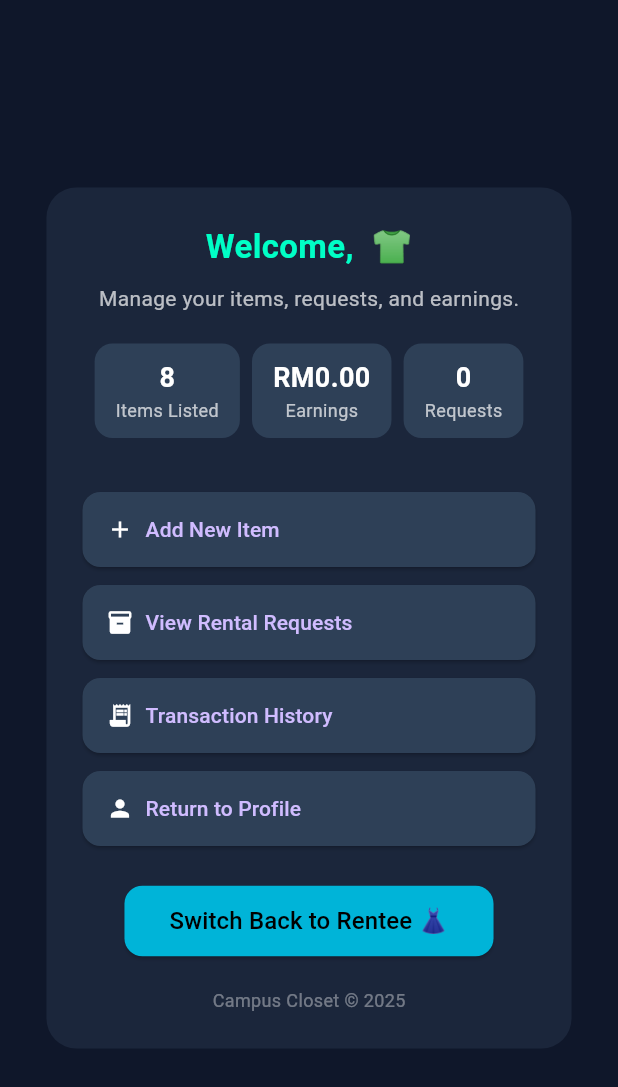
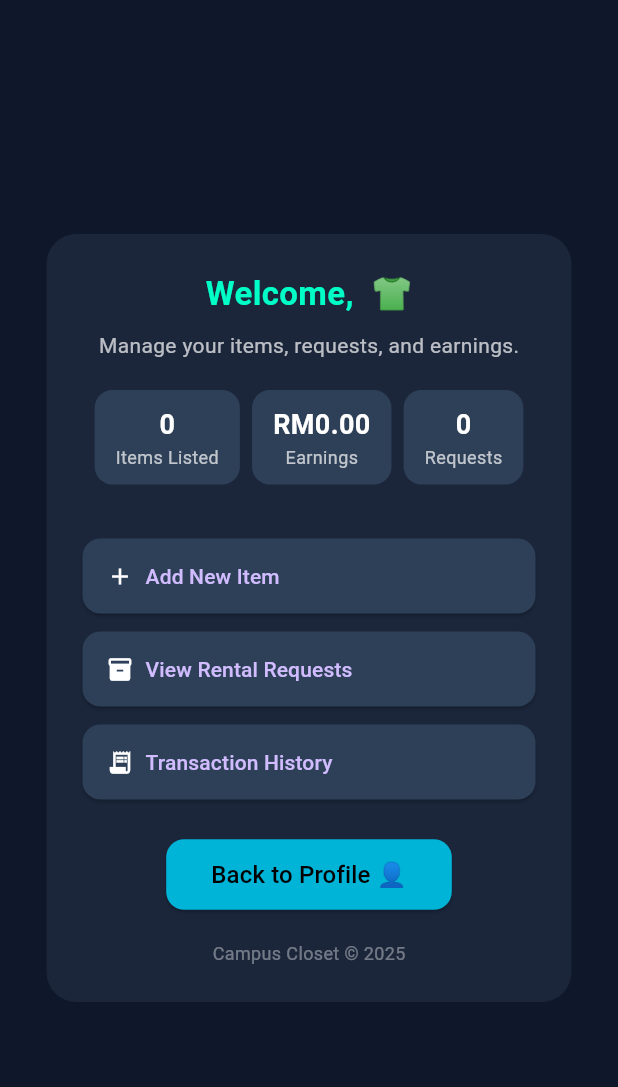
Before and after one commit to SECJ3623-MAP-25261/map-group-project-mimo, a Flutter app: the RenterDashboard screen opened directly with empty values, on a phone screen of 412 x 824 dp. Shown: the top 1087 px of the screen. Run offline on Flutter 3.47's test engine with Material 3 defaults, Android fonts, the phone set to English and light mode, and no system bars.

Commit message:
update personalization

```diff
--- a/lib/accounts/personalization/personalization.dart
+++ b/lib/accounts/personalization/personalization.dart
@@ -1,6 +1,8 @@
 import 'package:flutter/material.dart';
+import 'package:profile_managemenr/accounts/profile/screen/profile/profile.dart';
 import '../../../../dbase/data.dart';
 import '../../../../models/user.dart';
+import 'package:profile_managemenr/accounts/profile/screen/profile/edit_profile.dart';
 
 void main() {
   runApp(CampusClosetApp(renter: renter1, user: user1));
@@ -61,16 +63,28 @@ class RenterDashboard extends StatelessWidget {
               ),
               const SizedBox(height: 20),
 
-              // Info stats
+              // Clickable info stats
               Row(
                 mainAxisAlignment: MainAxisAlignment.spaceEvenly,
                 children: [
-                  _buildStat('8', 'Items Listed'),
-                  _buildStat(
-                    'RM${renter.earnings.toStringAsFixed(2)}',
-                    'Earnings',
+                  _buildClickableStat(
+                    context,
+                    value: '${renter.itemListed}',
+                    label: 'Items Listed',
+                    page: const PlaceholderPage(title: 'Your Items'),
                   ),
-                  _buildStat('${renter.pendingRequests}', 'Requests'),
+                  _buildClickableStat(
+                    context,
+                    value: 'RM${renter.earnings.toStringAsFixed(2)}',
+                    label: 'Earnings',
+                    page: const PlaceholderPage(title: 'Earnings Details'),
+                  ),
+                  _buildClickableStat(
+                    context,
+                    value: '${renter.pendingRequests}',
+                    label: 'Requests',
+                    page: const PlaceholderPage(title: 'Pending Requests'),
+                  ),
                 ],
               ),
               const SizedBox(height: 30),
@@ -79,13 +93,17 @@ class RenterDashboard extends StatelessWidget {
               _menuButton(context, 'Add New Item', Icons.add),
               _menuButton(context, 'View Rental Requests', Icons.inventory),
               _menuButton(context, 'Transaction History', Icons.receipt_long),
-              _menuButton(context, 'Return to Profile', Icons.person),
 
               const SizedBox(height: 20),
 
-              // Switch role button
+              // Back to Profile button
               ElevatedButton(
-                onPressed: () {},
+                onPressed: () {
+                  Navigator.pushReplacement(
+                    context,
+                    MaterialPageRoute(builder: (_) => ProfileScreen()),
+                  );
+                },
                 style: ElevatedButton.styleFrom(
                   backgroundColor: const Color(0xFF00B4D8),
                   shape: RoundedRectangleBorder(
@@ -97,7 +115,7 @@ class RenterDashboard extends StatelessWidget {
                   ),
                 ),
                 child: const Text(
-                  'Switch Back to Rentee 👗',
+                  'Back to Profile 👤',
                   style: TextStyle(color: Colors.black, fontSize: 16),
                 ),
               ),
@@ -113,32 +131,7 @@ class RenterDashboard extends StatelessWidget {
     );
   }
 
-  static Widget _buildStat(String value, String label) {
-    return Container(
-      padding: const EdgeInsets.symmetric(vertical: 10, horizontal: 14),
-      decoration: BoxDecoration(
-        color: const Color(0xFF2E4057),
-        borderRadius: BorderRadius.circular(12),
-      ),
-      child: Column(
-        children: [
-          Text(
-            value,
-            style: const TextStyle(
-              fontSize: 18,
-              color: Colors.white,
-              fontWeight: FontWeight.bold,
-            ),
-          ),
-          Text(
-            label,
-            style: const TextStyle(color: Colors.white70, fontSize: 12),
-          ),
-        ],
-      ),
-    );
-  }
-
+  // Normal menu button
   static Widget _menuButton(BuildContext context, String title, IconData icon) {
     return Container(
       margin: const EdgeInsets.symmetric(vertical: 6),
@@ -162,8 +155,46 @@ class RenterDashboard extends StatelessWidget {
       ),
     );
   }
+
+  // Clickable stats box
+  static Widget _buildClickableStat(
+    BuildContext context, {
+    required String value,
+    required String label,
+    required Widget page,
+  }) {
+    return GestureDetector(
+      onTap: () {
+        Navigator.push(context, MaterialPageRoute(builder: (_) => page));
+      },
+      child: Container(
+        padding: const EdgeInsets.symmetric(vertical: 10, horizontal: 14),
+        decoration: BoxDecoration(
+          color: const Color(0xFF2E4057),
+          borderRadius: BorderRadius.circular(12),
+        ),
+        child: Column(
+          children: [
+            Text(
+              value,
+              style: const TextStyle(
+                fontSize: 18,
+                color: Colors.white,
+                fontWeight: FontWeight.bold,
+              ),
+            ),
+            Text(
+              label,
+              style: const TextStyle(color: Colors.white70, fontSize: 12),
+            ),
+          ],
+        ),
+      ),
+    );
+  }
 }
 
+// Placeholder page (temporary for navigation)
 class PlaceholderPage extends StatelessWidget {
   final String title;
   const PlaceholderPage({super.key, required this.title});
--- a/lib/dbase/data.dart
+++ b/lib/dbase/data.dart
@@ -11,7 +11,7 @@ final user1 = User(
 final renter1 = Renter(
   userId: user1.id,
   pendingRequests: 2,
-  rentedOut: 3,
+  itemListed: 3,
   returned: 1,
   reviews: 5,
   earnings: 150.75,
--- a/lib/models/user.dart
+++ b/lib/models/user.dart
@@ -17,7 +17,7 @@ class User {
 class Renter {
   String userId;
   int pendingRequests;
-  int rentedOut;
+  int itemListed;
   int returned;
   int reviews;
   double earnings;
@@ -25,7 +25,7 @@ class Renter {
   Renter({
     required this.userId,
     this.pendingRequests = 0,
-    this.rentedOut = 0,
+    this.itemListed = 0,
     this.returned = 0,
     this.reviews = 0,
     this.earnings = 0.0,
```
